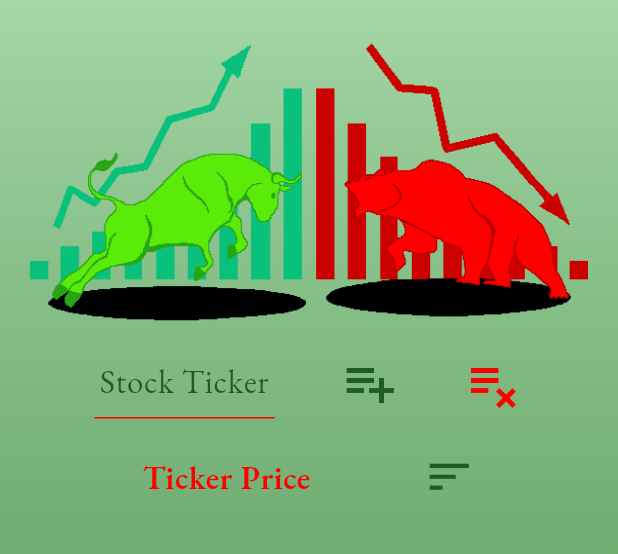
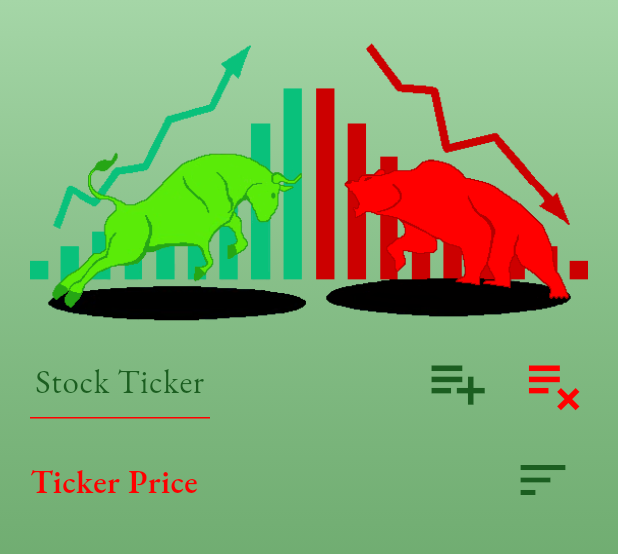
Before and after one commit to JoshMJohnson/Stock_Alert, a Flutter app: the screen it shows after launch, after a tap on the "sort" icon, on a phone screen of 412 x 824 dp, the part 84-638 px from its top. Run offline on Flutter 3.47's test engine with Material 3 defaults, Android fonts, the phone set to English and light mode, and no system bars.

Commit message:
input button formatting

```diff
--- a/lib/pages/homePageWidgets/sort_input_fields.dart
+++ b/lib/pages/homePageWidgets/sort_input_fields.dart
@@ -16,7 +16,7 @@ class _SortInputFieldsState extends State<SortInputFields> {
   @override
   Widget build(BuildContext context) {
     return Row(
-      mainAxisAlignment: MainAxisAlignment.spaceEvenly,
+      mainAxisAlignment: MainAxisAlignment.spaceBetween,
       children: [
         selectedSortDisplay(),
         GestureDetector(
@@ -25,10 +25,13 @@ class _SortInputFieldsState extends State<SortInputFields> {
                 sortHandler();
               });
             },
-            child: const Icon(
-              Icons.sort,
-              size: 35,
-              color: Color(0xFF1B5E20),
+            child: const Padding(
+              padding: EdgeInsets.only(right: 10),
+              child: Icon(
+                Icons.sort,
+                size: 40,
+                color: Color(0xFF1B5E20),
+              ),
             ))
       ],
     );
--- a/lib/pages/homePageWidgets/ticker_input_fields.dart
+++ b/lib/pages/homePageWidgets/ticker_input_fields.dart
@@ -11,12 +11,8 @@ class _TickerInsertFieldsState extends State<TickerInsertFields> {
   @override
   Widget build(BuildContext context) {
     return Row(
-      mainAxisAlignment: MainAxisAlignment.spaceEvenly,
-      children: [
-        tickerTextBox(),
-        addTickerButton(),
-        removeTickerButton(),
-      ],
+      mainAxisAlignment: MainAxisAlignment.spaceBetween,
+      children: [tickerTextBox(), buttonGrouping()],
     );
   }
 }
@@ -53,17 +49,29 @@ SizedBox tickerTextBox() {
   );
 }
 
+Row buttonGrouping() {
+  return Row(
+    children: [
+      addTickerButton(),
+      removeTickerButton(),
+    ],
+  );
+}
+
 /* button to add a stock ticker to the watchlist */
-GestureDetector addTickerButton() {
-  return GestureDetector(
+Padding addTickerButton() {
+  return Padding(
+    padding: const EdgeInsets.fromLTRB(0, 0, 20, 0),
+    child: GestureDetector(
         onTap: () {
           saveTickerHandler();
         },
         child: const Icon(
           Icons.playlist_add,
-        size: 40,
+          size: 45,
           color: Color(0xFF1B5E20),
-      ));
+        )),
+  );
 }
 
 /* button to remove a stock ticker from the watchlist */
@@ -74,7 +82,7 @@ GestureDetector removeTickerButton() {
       },
       child: const Icon(
         Icons.playlist_remove,
-        size: 40,
+        size: 45,
         color: Color(0xFFFF0000),
       ));
 }
```
Lines whose indentation alone changed are shown as unchanged.
